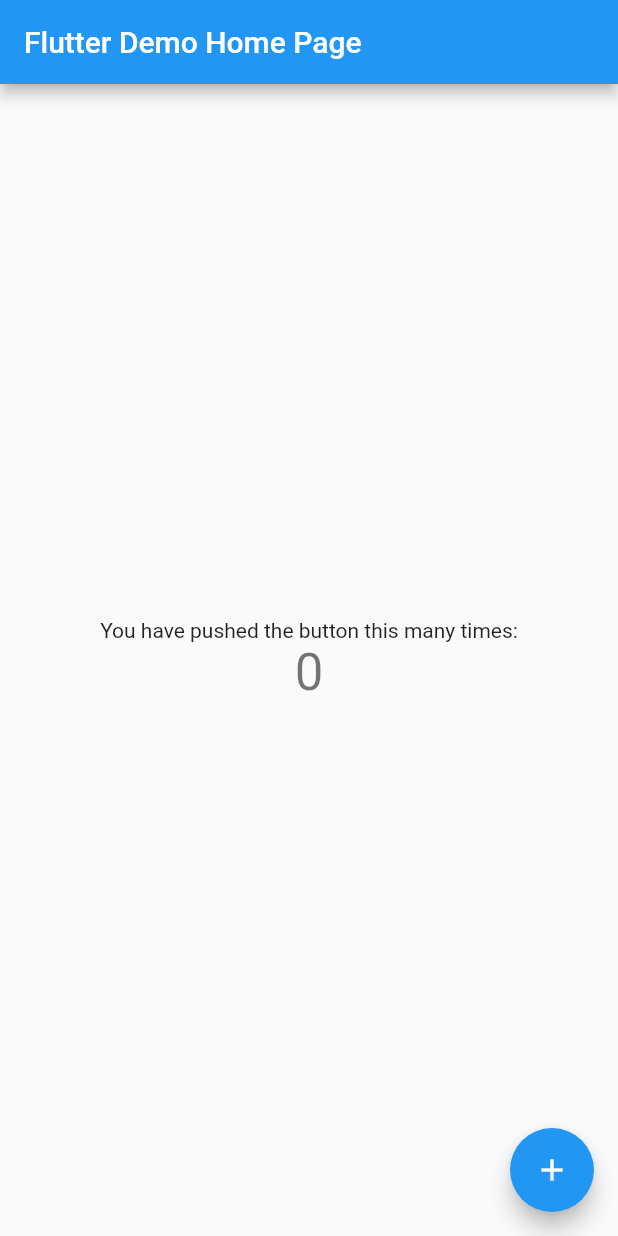
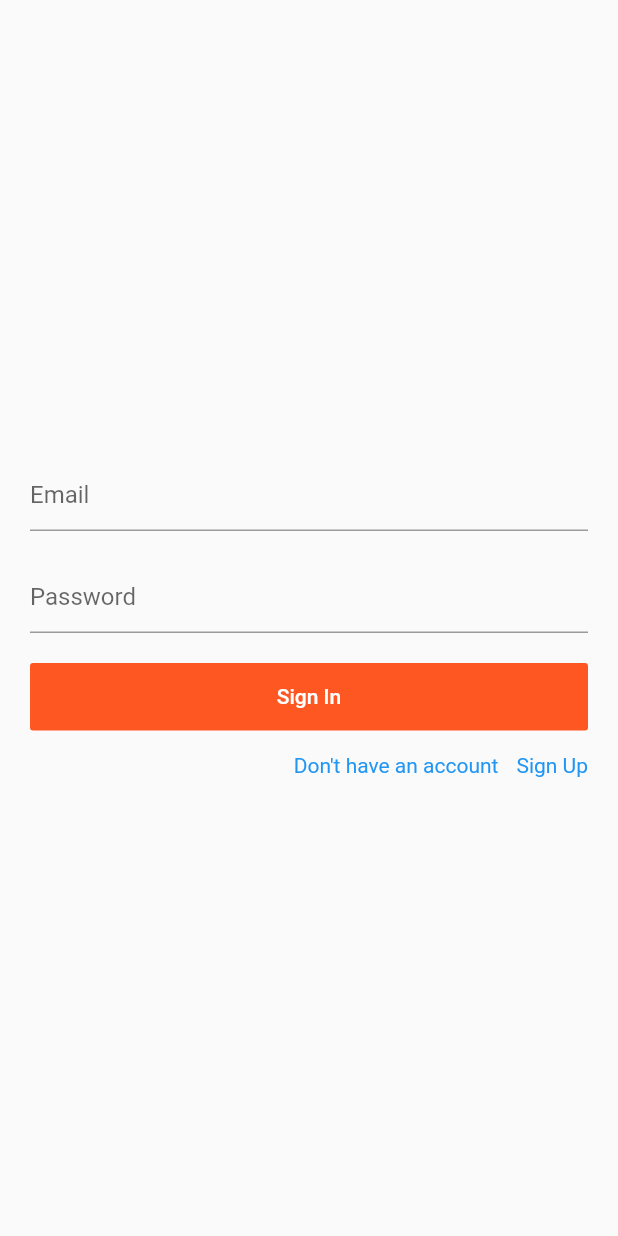
Before and after one commit to Ibrohimjonn/planlarim, a Flutter app: the screen it shows after launch, on a phone screen of 412 x 824 dp. Run offline on Flutter 3.47's test engine with Material 2 defaults, Android fonts, the phone set to English and light mode, and no system bars; our stand-ins replace firebase_auth, fluttertoast, shared_preferences; accounts and stored records are empty.

Commit message:
hello zuzi

```diff
--- a/lib/main.dart
+++ b/lib/main.dart
@@ -1,117 +1,28 @@
 import 'package:flutter/material.dart';
+import 'package:planlarim/pages/home_page.dart';
+import 'package:planlarim/pages/signin_page.dart';
+import 'package:planlarim/pages/signup_page.dart';
 
 void main() {
   runApp(MyApp());
 }
-
 class MyApp extends StatelessWidget {
   // This widget is the root of your application.
   @override
   Widget build(BuildContext context) {
     return MaterialApp(
+      debugShowCheckedModeBanner: false,
       title: 'Flutter Demo',
       theme: ThemeData(
-        // This is the theme of your application.
-        //
-        // Try running your application with "flutter run". You'll see the
-        // application has a blue toolbar. Then, without quitting the app, try
-        // changing the primarySwatch below to Colors.green and then invoke
-        // "hot reload" (press "r" in the console where you ran "flutter run",
-        // or simply save your changes to "hot reload" in a Flutter IDE).
-        // Notice that the counter didn't reset back to zero; the application
-        // is not restarted.
         primarySwatch: Colors.blue,
-        // This makes the visual density adapt to the platform that you run
-        // the app on. For desktop platforms, the controls will be smaller and
-        // closer together (more dense) than on mobile platforms.
         visualDensity: VisualDensity.adaptivePlatformDensity,
       ),
-      home: MyHomePage(title: 'Flutter Demo Home Page'),
+      home: SignIn(),
+      routes: {
+        Home.id: (context) => Home(),
+        SignIn.id: (context) => SignIn(),
+        SignUp.id: (context) => SignUp(),
+      },
     );
   }
 }
-
-class MyHomePage extends StatefulWidget {
-  MyHomePage({Key key, this.title}) : super(key: key);
-
-  // This widget is the home page of your application. It is stateful, meaning
-  // that it has a State object (defined below) that contains fields that affect
-  // how it looks.
-
-  // This class is the configuration for the state. It holds the values (in this
-  // case the title) provided by the parent (in this case the App widget) and
-  // used by the build method of the State. Fields in a Widget subclass are
-  // always marked "final".
-
-  final String title;
-
-  @override
-  _MyHomePageState createState() => _MyHomePageState();
-}
-
-class _MyHomePageState extends State<MyHomePage> {
-  int _counter = 0;
-
-  void _incrementCounter() {
-    setState(() {
-      // This call to setState tells the Flutter framework that something has
-      // changed in this State, which causes it to rerun the build method below
-      // so that the display can reflect the updated values. If we changed
-      // _counter without calling setState(), then the build method would not be
-      // called again, and so nothing would appear to happen.
-      _counter++;
-    });
-  }
-
-  @override
-  Widget build(BuildContext context) {
-    // This method is rerun every time setState is called, for instance as done
-    // by the _incrementCounter method above.
-    //
-    // The Flutter framework has been optimized to make rerunning build methods
-    // fast, so that you can just rebuild anything that needs updating rather
-    // than having to individually change instances of widgets.
-    return Scaffold(
-      appBar: AppBar(
-        // Here we take the value from the MyHomePage object that was created by
-        // the App.build method, and use it to set our appbar title.
-        title: Text(widget.title),
-      ),
-      body: Center(
-        // Center is a layout widget. It takes a single child and positions it
-        // in the middle of the parent.
-        child: Column(
-          // Column is also a layout widget. It takes a list of children and
-          // arranges them vertically. By default, it sizes itself to fit its
-          // children horizontally, and tries to be as tall as its parent.
-          //
-          // Invoke "debug painting" (press "p" in the console, choose the
-          // "Toggle Debug Paint" action from the Flutter Inspector in Android
-          // Studio, or the "Toggle Debug Paint" command in Visual Studio Code)
-          // to see the wireframe for each widget.
-          //
-          // Column has various properties to control how it sizes itself and
-          // how it positions its children. Here we use mainAxisAlignment to
-          // center the children vertically; the main axis here is the vertical
-          // axis because Columns are vertical (the cross axis would be
-          // horizontal).
-          mainAxisAlignment: MainAxisAlignment.center,
-          children: <Widget>[
-            Text(
-              'You have pushed the button this many times:',
-            ),
-            Text(
-              '$_counter',
-              style: Theme.of(context).textTheme.headline4,
-            ),
-          ],
-        ),
-      ),
-      floatingActionButton: FloatingActionButton(
-        onPressed: _incrementCounter,
-        tooltip: 'Increment',
-        child: Icon(Icons.add),
-      ), // This trailing comma makes auto-formatting nicer for build methods.
-    );
-  }
-}
--- /dev/null
+++ b/lib/pages/signin_page.dart
@@ -0,0 +1,106 @@
+import 'package:firebase_auth/firebase_auth.dart';
+import 'package:flutter/material.dart';
+import 'package:planlarim/pages/signup_page.dart';
+import 'package:planlarim/services/auth_service.dart';
+import 'package:planlarim/services/prefs_service.dart';
+import 'package:planlarim/services/utils_service.dart';
+
+import 'home_page.dart';
+
+class SignIn extends StatefulWidget {
+
+  static final String id = 'signin';
+
+  @override
+  _SignInState createState() => _SignInState();
+}
+
+class _SignInState extends State<SignIn> {
+  var isLoading = false;
+  var emailController = TextEditingController();
+  var passwordController = TextEditingController();
+
+  _doSignIn(){
+    String email = emailController.text.toString().trim();
+    String password = passwordController.text.toString().trim();
+
+    if(email.isEmpty || password.isEmpty) return;
+    setState(() {
+      isLoading = true;
+    });
+    AuthService.signInUser(context, email, password).then((firebaseUser) => {
+      _getFirebaseUser(firebaseUser),
+    });
+  }
+  _getFirebaseUser(FirebaseUser firebaseUser) async{
+    setState(() {
+      isLoading = false;
+    });
+    if(firebaseUser != null){
+      await Prefs.saveUserId(firebaseUser.uid);
+      Navigator.pushReplacementNamed(context, Home.id);
+    }else{
+      Utils.fireToast("Check your email or password");
+    }
+  }
+  @override
+  Widget build(BuildContext context) {
+    return Scaffold(
+      body: Stack(
+        children: [
+          Container(
+            padding: EdgeInsets.all(20),
+            child: Column(
+              mainAxisAlignment: MainAxisAlignment.center,
+              children: [
+                TextField(
+                  controller: emailController,
+                  decoration: InputDecoration(
+                      hintText: "Email"
+                  ),
+                ),
+                SizedBox(height: 20,),
+                TextField(
+                  controller: passwordController,
+                  decoration: InputDecoration(
+                      hintText: "Password"
+                  ),
+                ),
+                SizedBox(
+                  height: 20,
+                ),
+                Container(
+                  width: double.infinity,
+                  height: 45,
+                  child: FlatButton(
+                    color: Colors.deepOrange,
+                    onPressed: _doSignIn,
+                    child: Text('Sign In',style: TextStyle(color: Colors.white),),
+                  ),
+                ),
+                SizedBox(height: 15,),
+                Row(
+                  mainAxisAlignment: MainAxisAlignment.end,
+                  children: [
+                    Text("Don't have an account",style: TextStyle(color: Colors.blue),),
+                    SizedBox(width: 12,),
+                    GestureDetector(
+                      onTap: (){
+                        Navigator.pushNamed(context, SignUp.id);
+                      },
+                      child: Text('Sign Up',style: TextStyle(color: Colors.blue),),
+                    ),
+                  ],
+                ),
+              ],
+            ),
+          ),
+          isLoading ?
+          Center(
+            child: CircularProgressIndicator(),
+          ): SizedBox.shrink()
+        ],
+      ),
+    );
+  }
+}
--- /dev/null
+++ b/lib/services/auth_service.dart
@@ -0,0 +1,40 @@
+import 'package:firebase_auth/firebase_auth.dart';
+import 'package:flutter/cupertino.dart';
+import 'package:planlarim/pages/signin_page.dart';
+import 'package:planlarim/services/prefs_service.dart';
+
+class AuthService {
+  static final _auth = FirebaseAuth.instance;
+
+  static Future<FirebaseUser> signInUser(BuildContext context, String email, String password) async {
+    try {
+      _auth.signInWithEmailAndPassword(email: email, password: password);
+      final FirebaseUser user = await _auth.currentUser();
+      print(user.toString());
+      return user;
+    } catch (e) {
+      print(e.toString());
+    }
+    return null;
+  }
+
+  static Future<FirebaseUser> signUpUser(BuildContext context, String name, String email, String password) async {
+    try {
+      var authResult = await _auth.createUserWithEmailAndPassword(email: email, password: password);
+      FirebaseUser user = authResult.user;
+      print(user.toString());
+      return user;
+    } catch (e) {
+      print(e);
+    }
+    return null;
+  }
+
+  static void signOutUser(BuildContext context) {
+    _auth.signOut();
+    Prefs.removeUserId().then((value) {
+      Navigator.pushReplacementNamed(context, SignIn.id);
+    });
+  }
+
+}
```
Also changed, not shown: lib/pages/home_page.dart (added, +32 -0 lines), lib/pages/signup_page.dart (added, +118 -0 lines), lib/services/prefs_service.dart (added, +21 -0 lines), lib/services/utils_service.dart (added, +16 -0 lines), pubspec.yaml (+4 -47 lines), pubspec.lock, 4 other files.
